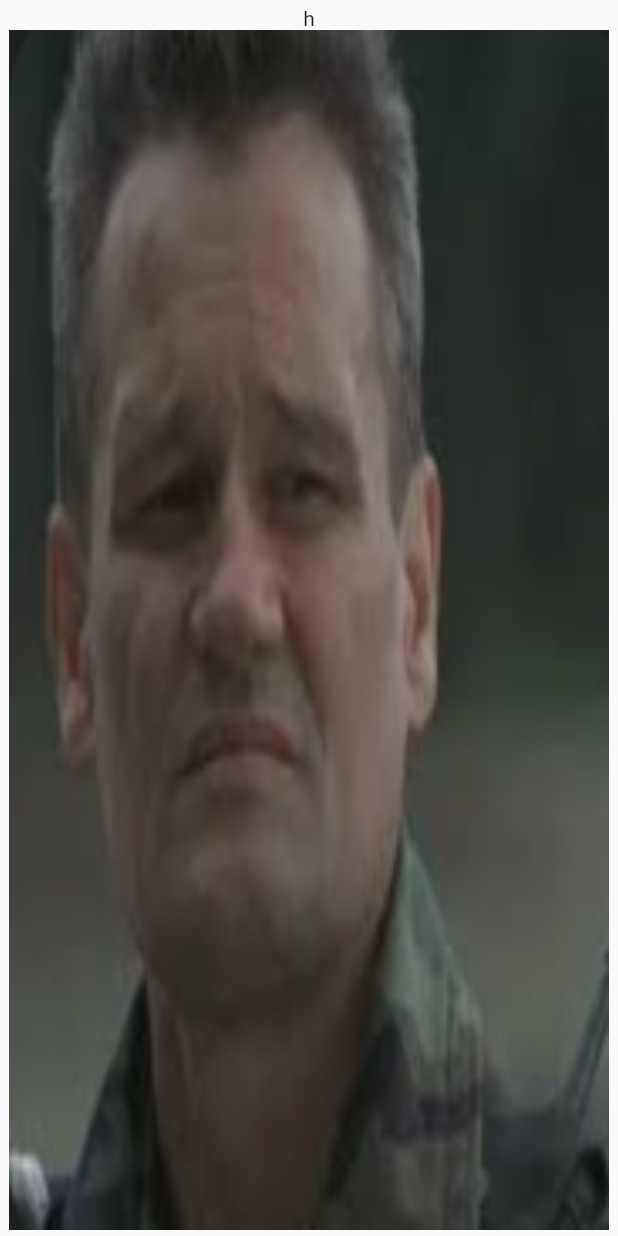
After one commit to Kim-S-Min/flutter-test-repo, a Flutter app: the screen it shows after launch, on a phone screen of 412 x 824 dp. The commit adds this screen. Run offline on Flutter 3.47's test engine with Material 2 defaults, Android fonts, the phone set to English and light mode, and no system bars.

Commit message:
image, children에 다른 컴포넌트를 불러오기 공부 내용

```diff
--- /dev/null
+++ b/lib/home.dart
@@ -0,0 +1,24 @@
+import 'package:flutter/material.dart';
+import 'package:new_flutter_project/image.dart';
+
+class HomeScreen extends StatelessWidget {
+  const HomeScreen({Key? key}) : super(key: key);
+
+  @override
+  Widget build(BuildContext context) {
+    return Scaffold(
+      body: Container(
+        child: Center(
+          child: Column(
+            mainAxisAlignment: MainAxisAlignment.center,
+            children: [
+              Text('h'),
+              ImageComponent()
+            ],
+          ),
+
+        )
+      )
+    );
+  }
+}
--- /dev/null
+++ b/lib/image.dart
@@ -0,0 +1,25 @@
+import 'package:flutter/material.dart';
+
+class ImageComponent extends StatelessWidget {
+  const ImageComponent({Key? key}) : super(key: key);
+
+  @override
+  Widget build(BuildContext context) {
+    return
+            Center(
+                child: Column(
+                  children: <Widget>[
+                    // BoxFit 설정값들에 대한 설명
+                    // fill width, hight를 가득 채운다
+                    // contain 이미지가 잘리지 않고 비율이 변하지 않는 범위에서 가능한 크게 그린다
+                    // cover 비율을 유지한채 지정한 범위를 모두 덮도록 그린다(이미지가 잘린다)
+                    // filWidth width를 꽉 채워서 그린다(이미지가 잘린다)
+                    // filHeight height를 꽉 채워서 그린다(이미지가 잘린다)
+                    // none 원본 이미지를 표시한다.(이미지가 잘린다)(영역을 무시하고 무조건 원본 이미지)
+                    // scaleDown 전체 이미지가 나올 수 있게 이미지 크기를 조절해서 표시한다.
+                    Image.asset('images/unm.png', width: 400, height: 800, fit: BoxFit.fill,),
+                  ],
+                )
+            );
+  }
+}
```
Also changed, not shown: lib/imageWidget.dart (added, +30 -0 lines), lib/main.dart (+71 -2 lines), pubspec.yaml (+4 -68 lines), images/unm.png (added).
